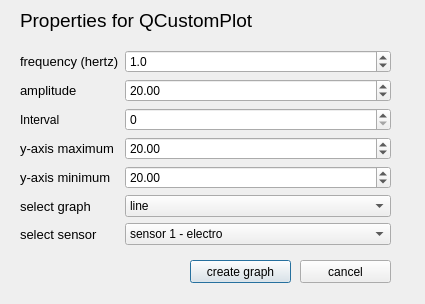
PCSchool/demonstrator, file screens/creategraphdialog.ui: the form before one commit.
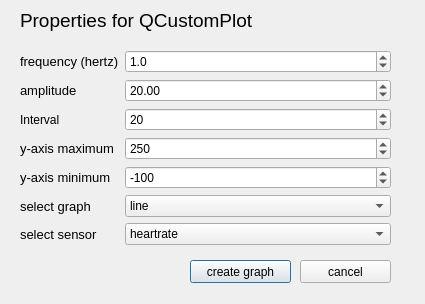
The form after the commit.

The edit to the form file:
```diff
--- a/screens/creategraphdialog.ui
+++ b/screens/creategraphdialog.ui
@@ -81,15 +81,33 @@
     </item>
     <item row="4" column="1">
      <widget class="QDoubleSpinBox" name="cbYAxisMax">
+      <property name="decimals">
+       <number>0</number>
+      </property>
+      <property name="minimum">
+       <double>-500.000000000000000</double>
+      </property>
+      <property name="maximum">
+       <double>500.000000000000000</double>
+      </property>
       <property name="value">
-       <double>20.000000000000000</double>
+       <double>250.000000000000000</double>
       </property>
      </widget>
     </item>
     <item row="5" column="1">
      <widget class="QDoubleSpinBox" name="cbYAxisMin">
+      <property name="decimals">
+       <number>0</number>
+      </property>
+      <property name="minimum">
+       <double>-500.000000000000000</double>
+      </property>
+      <property name="maximum">
+       <double>500.000000000000000</double>
+      </property>
       <property name="value">
-       <double>20.000000000000000</double>
+       <double>-100.000000000000000</double>
       </property>
      </widget>
     </item>
@@ -122,6 +140,9 @@
       <property name="maximum">
        <number>100</number>
       </property>
+      <property name="value">
+       <number>20</number>
+      </property>
      </widget>
     </item>
     <item row="2" column="0">
@@ -159,7 +180,7 @@
      <widget class="QComboBox" name="cbTypeSensor">
       <item>
        <property name="text">
-        <string>sensor 1 - electro</string>
+        <string>heartrate</string>
        </property>
       </item>
       <item>
```
Left out of the diff: 6 changed lines with no effect on the pictures.
